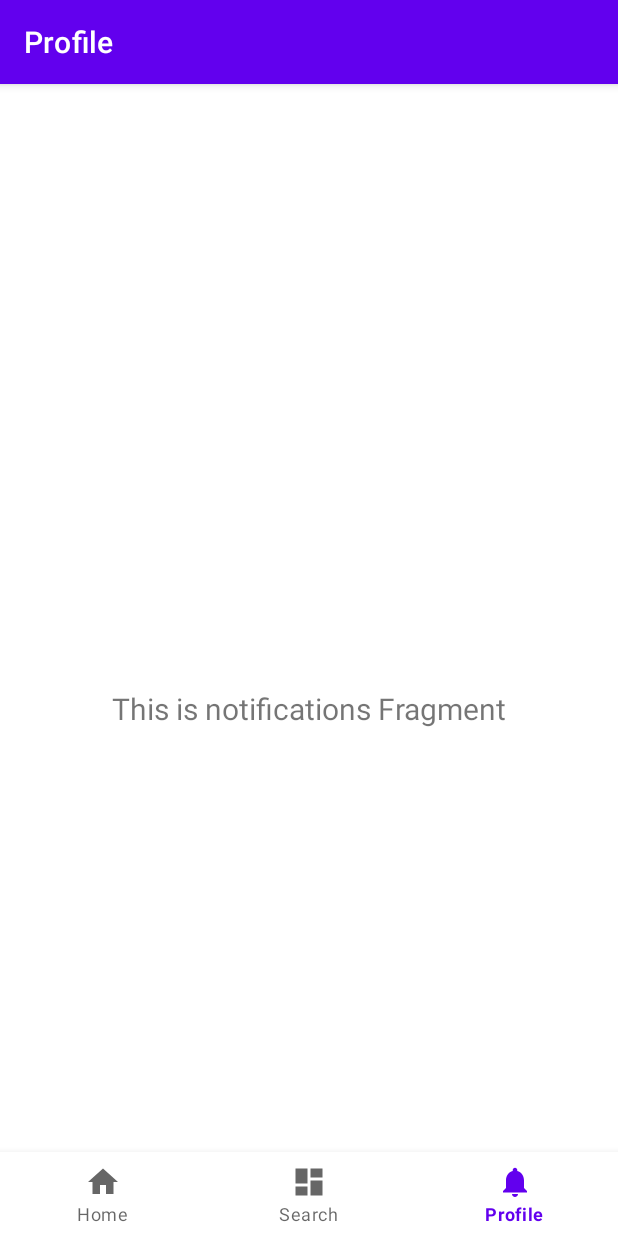
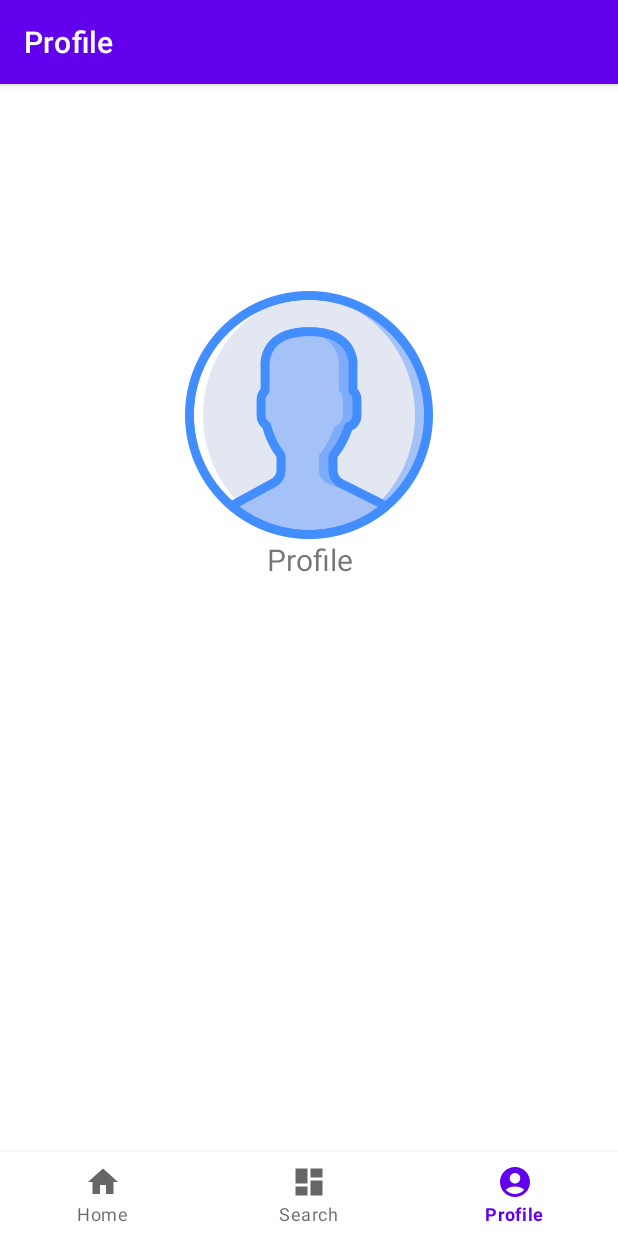
Before and after one commit to Noorrizky/Miru, an Android app: the ProfileFragment screen opened through its navigation route, item 3 of the bottom bar chosen, on a phone screen of 412 x 824 dp. Run offline under Robolectric (Android 15) with nearby library versions, the phone set to English and light mode, and no system bars; our stand-ins replace navigation-ui.

Commit message:
Added Profile Details

```diff
--- a/app/src/main/java/com/example/nontonin/ui/notifications/NotificationsViewModel.kt
+++ /dev/null
@@ -1,13 +0,0 @@
-package com.example.nontonin.ui.notifications
-
-import androidx.lifecycle.LiveData
-import androidx.lifecycle.MutableLiveData
-import androidx.lifecycle.ViewModel
-
-class NotificationsViewModel : ViewModel() {
-
-    private val _text = MutableLiveData<String>().apply {
-        value = "This is notifications Fragment"
-    }
-    val text: LiveData<String> = _text
-}
--- a/app/src/main/java/com/example/nontonin/ui/dashboard/DashboardFragment.kt
+++ b/app/src/main/java/com/example/nontonin/ui/profile/ProfileFragment.kt
@@ -1,4 +1,4 @@
-package com.example.nontonin.ui.dashboard
+package com.example.nontonin.ui.profile
 
 import android.os.Bundle
 import android.view.LayoutInflater
@@ -7,11 +7,11 @@ import android.view.ViewGroup
 import android.widget.TextView
 import androidx.fragment.app.Fragment
 import androidx.lifecycle.ViewModelProvider
-import com.example.nontonin.databinding.FragmentDashboardBinding
+import com.example.nontonin.databinding.FragmentProfileBinding
 
-class DashboardFragment : Fragment() {
+class ProfileFragment : Fragment() {
 
-    private var _binding: FragmentDashboardBinding? = null
+    private var _binding: FragmentProfileBinding? = null
 
     // This property is only valid between onCreateView and
     // onDestroyView.
@@ -22,16 +22,16 @@ class DashboardFragment : Fragment() {
         container: ViewGroup?,
         savedInstanceState: Bundle?
     ): View {
-        val dashboardViewModel =
-            ViewModelProvider(this).get(DashboardViewModel::class.java)
+        val profileViewModel =
+            ViewModelProvider(this).get(ProfileViewModel::class.java)
 
-        _binding = FragmentDashboardBinding.inflate(inflater, container, false)
+        _binding = FragmentProfileBinding.inflate(inflater, container, false)
         val root: View = binding.root
 
-        val textView: TextView = binding.textDashboard
-        dashboardViewModel.text.observe(viewLifecycleOwner) {
-            textView.text = it
-        }
+//        val textView: TextView = binding.profileUsernameText
+//        notificationsViewModel.text.observe(viewLifecycleOwner) {
+//            textView.text = it
+//        }
         return root
     }
 
--- /dev/null
+++ b/app/src/main/java/com/example/nontonin/ui/profile/ProfileViewModel.kt
@@ -0,0 +1,13 @@
+package com.example.nontonin.ui.profile
+
+import androidx.lifecycle.LiveData
+import androidx.lifecycle.MutableLiveData
+import androidx.lifecycle.ViewModel
+
+class ProfileViewModel : ViewModel() {
+
+//    private val _text = MutableLiveData<String>().apply {
+//        value = "This is Profile Fragment"
+//    }
+//    val text: LiveData<String> = _text
+}
--- a/app/src/main/java/com/example/nontonin/ui/notifications/NotificationsFragment.kt
+++ b/app/src/main/java/com/example/nontonin/ui/search/SearchFragment.kt
@@ -1,4 +1,4 @@
-package com.example.nontonin.ui.notifications
+package com.example.nontonin.ui.search
 
 import android.os.Bundle
 import android.view.LayoutInflater
@@ -7,11 +7,11 @@ import android.view.ViewGroup
 import android.widget.TextView
 import androidx.fragment.app.Fragment
 import androidx.lifecycle.ViewModelProvider
-import com.example.nontonin.databinding.FragmentNotificationsBinding
+import com.example.nontonin.databinding.FragmentSearchBinding
 
-class NotificationsFragment : Fragment() {
+class SearchFragment : Fragment() {
 
-    private var _binding: FragmentNotificationsBinding? = null
+    private var _binding: FragmentSearchBinding? = null
 
     // This property is only valid between onCreateView and
     // onDestroyView.
@@ -22,14 +22,14 @@ class NotificationsFragment : Fragment() {
         container: ViewGroup?,
         savedInstanceState: Bundle?
     ): View {
-        val notificationsViewModel =
-            ViewModelProvider(this).get(NotificationsViewModel::class.java)
+        val searchViewModel =
+            ViewModelProvider(this).get(SearchViewModel::class.java)
 
-        _binding = FragmentNotificationsBinding.inflate(inflater, container, false)
+        _binding = FragmentSearchBinding.inflate(inflater, container, false)
         val root: View = binding.root
 
-        val textView: TextView = binding.textNotifications
-        notificationsViewModel.text.observe(viewLifecycleOwner) {
+        val textView: TextView = binding.textSearch
+        searchViewModel.text.observe(viewLifecycleOwner) {
             textView.text = it
         }
         return root
--- a/app/src/main/java/com/example/nontonin/ui/dashboard/DashboardViewModel.kt
+++ b/app/src/main/java/com/example/nontonin/ui/search/SearchViewModel.kt
@@ -1,13 +1,13 @@
-package com.example.nontonin.ui.dashboard
+package com.example.nontonin.ui.search
 
 import androidx.lifecycle.LiveData
 import androidx.lifecycle.MutableLiveData
 import androidx.lifecycle.ViewModel
 
-class DashboardViewModel : ViewModel() {
+class SearchViewModel : ViewModel() {
 
     private val _text = MutableLiveData<String>().apply {
-        value = "This is dashboard Fragment"
+        value = "This is Search Fragment"
     }
     val text: LiveData<String> = _text
 }
--- /dev/null
+++ b/app/src/main/res/drawable/ic_profile.xml
@@ -0,0 +1,5 @@
+<vector xmlns:android="http://schemas.android.com/apk/res/android" android:height="24dp" android:tint="#000000" android:viewportHeight="24" android:viewportWidth="24" android:width="24dp">
+
+    <path android:fillColor="@android:color/white" android:pathData="M12,2C6.48,2 2,6.48 2,12s4.48,10 10,10s10,-4.48 10,-10S17.52,2 12,2zM12,6c1.93,0 3.5,1.57 3.5,3.5S13.93,13 12,13s-3.5,-1.57 -3.5,-3.5S10.07,6 12,6zM12,20c-2.03,0 -4.43,-0.82 -6.14,-2.88C7.55,15.8 9.68,15 12,15s4.45,0.8 6.14,2.12C16.43,19.18 14.03,20 12,20z"/>
+
+</vector>
--- a/app/src/main/res/layout/fragment_notifications.xml
+++ /dev/null
@@ -1,22 +0,0 @@
-<?xml version="1.0" encoding="utf-8"?>
-<androidx.constraintlayout.widget.ConstraintLayout xmlns:android="http://schemas.android.com/apk/res/android"
-    xmlns:app="http://schemas.android.com/apk/res-auto"
-    xmlns:tools="http://schemas.android.com/tools"
-    android:layout_width="match_parent"
-    android:layout_height="match_parent"
-    tools:context=".ui.notifications.NotificationsFragment">
-
-    <TextView
-        android:id="@+id/text_notifications"
-        android:layout_width="match_parent"
-        android:layout_height="wrap_content"
-        android:layout_marginStart="8dp"
-        android:layout_marginTop="8dp"
-        android:layout_marginEnd="8dp"
-        android:textAlignment="center"
-        android:textSize="20sp"
-        app:layout_constraintBottom_toBottomOf="parent"
-        app:layout_constraintEnd_toEndOf="parent"
-        app:layout_constraintStart_toStartOf="parent"
-        app:layout_constraintTop_toTopOf="parent" />
-</androidx.constraintlayout.widget.ConstraintLayout>
--- /dev/null
+++ b/app/src/main/res/layout/fragment_profile.xml
@@ -0,0 +1,36 @@
+<?xml version="1.0" encoding="utf-8"?>
+<androidx.constraintlayout.widget.ConstraintLayout xmlns:android="http://schemas.android.com/apk/res/android"
+    xmlns:app="http://schemas.android.com/apk/res-auto"
+    xmlns:tools="http://schemas.android.com/tools"
+    android:layout_width="match_parent"
+    android:layout_height="match_parent"
+    tools:context=".ui.profile.ProfileFragment">
+
+    <ImageView
+        android:id="@+id/profileImage"
+        android:layout_width="169dp"
+        android:layout_height="165dp"
+        android:src="@drawable/profile"
+        app:layout_constraintBottom_toBottomOf="parent"
+        app:layout_constraintEnd_toEndOf="parent"
+        app:layout_constraintHorizontal_bias="0.500"
+        app:layout_constraintStart_toStartOf="parent"
+        app:layout_constraintTop_toTopOf="parent"
+        app:layout_constraintVertical_bias="0.15" />
+
+    <TextView
+        android:id="@+id/profileUsernameText"
+        android:layout_width="match_parent"
+        android:layout_height="wrap_content"
+        android:text="Profile"
+        android:textAlignment="center"
+        android:textSize="20sp"
+        app:layout_constraintEnd_toEndOf="parent"
+        app:layout_constraintHorizontal_bias="0.0"
+        app:layout_constraintStart_toStartOf="parent"
+        app:layout_constraintTop_toBottomOf="@id/profileImage"
+        app:layout_constraintVertical_bias="0.367"
+        />
+
+
+</androidx.constraintlayout.widget.ConstraintLayout>
--- a/app/src/main/res/layout/fragment_dashboard.xml
+++ b/app/src/main/res/layout/fragment_search.xml
@@ -4,10 +4,10 @@
     xmlns:tools="http://schemas.android.com/tools"
     android:layout_width="match_parent"
     android:layout_height="match_parent"
-    tools:context=".ui.dashboard.DashboardFragment">
+    tools:context=".ui.search.SearchFragment">
 
     <TextView
-        android:id="@+id/text_dashboard"
+        android:id="@+id/text_search"
         android:layout_width="match_parent"
         android:layout_height="wrap_content"
         android:layout_marginStart="8dp"
--- a/app/src/main/res/menu/bottom_nav_menu.xml
+++ b/app/src/main/res/menu/bottom_nav_menu.xml
@@ -9,11 +9,11 @@
     <item
         android:id="@+id/navigation_dashboard"
         android:icon="@drawable/ic_dashboard_black_24dp"
-        android:title="@string/title_dashboard" />
+        android:title="@string/title_search" />
 
     <item
         android:id="@+id/navigation_notifications"
-        android:icon="@drawable/ic_notifications_black_24dp"
-        android:title="@string/title_notifications" />
+        android:icon="@drawable/ic_profile"
+        android:title="@string/title_profile" />
 
 </menu>
--- a/app/src/main/res/navigation/mobile_navigation.xml
+++ b/app/src/main/res/navigation/mobile_navigation.xml
@@ -13,13 +13,13 @@
 
     <fragment
         android:id="@+id/navigation_dashboard"
-        android:name="com.example.nontonin.ui.dashboard.DashboardFragment"
-        android:label="@string/title_dashboard"
-        tools:layout="@layout/fragment_dashboard" />
+        android:name="com.example.nontonin.ui.search.SearchFragment"
+        android:label="@string/title_search"
+        tools:layout="@layout/fragment_search" />
 
     <fragment
         android:id="@+id/navigation_notifications"
-        android:name="com.example.nontonin.ui.notifications.NotificationsFragment"
-        android:label="@string/title_notifications"
-        tools:layout="@layout/fragment_notifications" />
+        android:name="com.example.nontonin.ui.profile.ProfileFragment"
+        android:label="@string/title_profile"
+        tools:layout="@layout/fragment_profile" />
 </navigation>
--- a/app/src/main/res/values/strings.xml
+++ b/app/src/main/res/values/strings.xml
@@ -1,6 +1,6 @@
 <resources>
     <string name="app_name">NontonIn</string>
     <string name="title_home">Home</string>
-    <string name="title_dashboard">Search</string>
-    <string name="title_notifications">Profile</string>
+    <string name="title_search">Search</string>
+    <string name="title_profile">Profile</string>
 </resources>
```
Also changed, not shown: app/src/main/res/drawable/profile.png (added).
